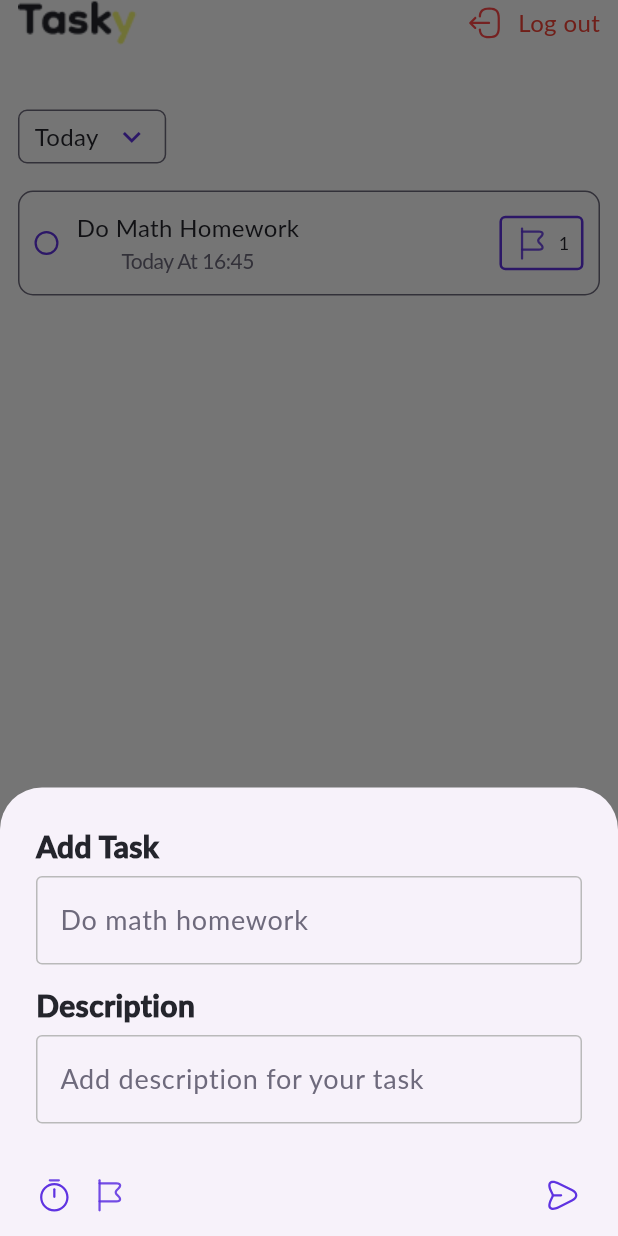
After one commit to yousefsobhy12/Tasky, a Flutter app: the TasksScreen screen opened by its route, after a tap on the "add" icon, on a phone screen of 412 x 824 dp. The commit adds this screen. Run offline on Flutter 3.47's test engine with Material 3 defaults, Android fonts, the phone set to English and light mode, and no system bars; our stand-ins replace flutter_svg.

Commit message:
feat: complete tasks screen, add icons, and add text field validation file

```diff
--- /dev/null
+++ b/lib/core/constants/app_values.dart
@@ -0,0 +1,6 @@
+class AppValues {
+  static const String emailRegex =
+      r"^[a-zA-Z0-9.a-zA-Z0-9.!#$%&'*+-/=?^_`{|}~]+@[a-zA-Z0-9]+\.[a-zA-Z]+";
+  static const String passwordRegex = r'^(?=.*[A-Z])(?=.*\d)[A-Za-z\d@]{6,}$';
+  static const String usernameRegex = r'^[a-zA-Z0-9,.-]+$';
+}
--- /dev/null
+++ b/lib/core/widgets/custom_app_bar.dart
@@ -0,0 +1,27 @@
+import 'package:flutter/material.dart';
+import 'package:flutter_svg/svg.dart';
+
+class CustomAppBarWidget extends StatelessWidget {
+  const CustomAppBarWidget({super.key});
+
+  @override
+  Widget build(BuildContext context) {
+    return Row(
+      children: [
+        Image.asset('assets/images/logo.png', alignment: Alignment.topLeft),
+        Spacer(),
+        SvgPicture.asset('assets/icons/logout_icon.svg'),
+        SizedBox(width: 10),
+        Text(
+          'Log out',
+          style: TextStyle(
+            color: Colors.red,
+            fontSize: 16,
+            fontFamily: 'lato',
+            fontWeight: FontWeight.w400,
+          ),
+        ),
+      ],
+    );
+  }
+}
--- a/lib/features/auth/screens/login_screen.dart
+++ b/lib/features/auth/screens/login_screen.dart
@@ -32,7 +32,7 @@ class LoginScreen extends StatelessWidget {
                 ),
                 SizedBox(height: 53),
                 CustomTextAndTextFormField(
-                  title: 'Username',
+                  title: 'Email',
                   hintText: 'Enter your email...',
                   controller: email,
                 ),
--- a/lib/features/auth/screens/register_screen.dart
+++ b/lib/features/auth/screens/register_screen.dart
@@ -32,8 +32,8 @@ class RegisterScreen extends StatelessWidget {
                 ),
                 SizedBox(height: 23),
                 CustomTextAndTextFormField(
-                  title: 'Username',
-                  hintText: 'Enter username...',
+                  title: 'Email',
+                  hintText: 'Enter your email...',
                   controller: email,
                 ),
                 SizedBox(height: 26),
--- /dev/null
+++ b/lib/features/tasks/screens/tasks_screen.dart
@@ -0,0 +1,52 @@
+import 'package:flutter/material.dart';
+import 'package:tasky/core/widgets/custom_app_bar.dart';
+import 'package:tasky/features/tasks/widgets/task_widget.dart';
+import '../widgets/custom_modal_bottom_sheet.dart';
+import '../widgets/days_custom_container_widget.dart';
+
+// ignore: must_be_immutable
+class TasksScreen extends StatelessWidget {
+  TasksScreen({super.key});
+
+  static const String pageRoute = 'TasksScreen';
+  TextEditingController taskController = TextEditingController();
+  TextEditingController descController = TextEditingController();
+
+  @override
+  Widget build(BuildContext context) {
+    return Scaffold(
+      body: SafeArea(
+        child: Padding(
+          padding: const EdgeInsets.symmetric(horizontal: 12),
+          child: Column(
+            crossAxisAlignment: CrossAxisAlignment.start,
+            children: [
+              CustomAppBarWidget(),
+              SizedBox(height: 43),
+              DaysCustomContainerWidget(),
+              SizedBox(height: 18),
+              TaskWidget(),
+            ],
+          ),
+        ),
+      ),
+      floatingActionButton: FloatingActionButton(
+        onPressed: () {
+          showModalBottomSheet(
+            context: context,
+            builder: (context) {
+              return CustomModalBottomSheet(
+                taskController: taskController,
+                descController: descController,
+              );
+            },
+          );
+        },
+        backgroundColor: Color(0xff24252C),
+        shape: CircleBorder(),
+        heroTag: 'addTask',
+        child: Icon(Icons.add, color: Color(0xff5F33E1)),
+      ),
+    );
+  }
+}
--- /dev/null
+++ b/lib/features/tasks/widgets/custom_modal_bottom_sheet.dart
@@ -0,0 +1,55 @@
+import 'package:flutter/material.dart';
+import 'package:flutter_svg/svg.dart';
+import 'package:tasky/features/tasks/widgets/custom_text_and_textfield_widget.dart';
+
+class CustomModalBottomSheet extends StatelessWidget {
+  const CustomModalBottomSheet({
+    super.key,
+    required this.taskController,
+    required this.descController,
+  });
+
+  final TextEditingController taskController;
+  final TextEditingController descController;
+
+  @override
+  Widget build(BuildContext context) {
+    return SingleChildScrollView(
+      padding: EdgeInsets.only(
+        left: 24,
+        right: 24,
+        top: 25,
+        bottom: MediaQuery.of(context).viewInsets.bottom,
+      ),
+      child: Column(
+        mainAxisSize: MainAxisSize.min,
+        children: [
+          CustomTextAndTextField(
+            hintText: 'Do math homework',
+            title: 'Add Task',
+            controller: taskController,
+          ),
+          SizedBox(height: 13),
+          CustomTextAndTextField(
+            hintText: 'Add description for your task',
+            title: 'Description',
+            controller: descController,
+          ),
+          SizedBox(height: 35),
+          SafeArea(
+            child: Row(
+              children: [
+                SvgPicture.asset('assets/icons/timer_icon.svg'),
+                SizedBox(width: 12),
+                SvgPicture.asset('assets/icons/flag_icon.svg'),
+                Spacer(),
+                SvgPicture.asset('assets/icons/submit_icon.svg'),
+              ],
+            ),
+          ),
+          SizedBox(height: 15),
+        ],
+      ),
+    );
+  }
+}
--- /dev/null
+++ b/lib/features/tasks/widgets/custom_text_and_textfield_widget.dart
@@ -0,0 +1,60 @@
+import 'package:flutter/material.dart';
+
+// ignore: must_be_immutable
+class CustomTextAndTextField extends StatelessWidget {
+  CustomTextAndTextField({
+    super.key,
+    required this.hintText,
+    required this.title,
+    this.suffixIcon,
+    required this.controller,
+  });
+  final String title;
+  final String hintText;
+  IconButton? suffixIcon;
+  final TextEditingController controller;
+
+  @override
+  Widget build(BuildContext context) {
+    return Column(
+      crossAxisAlignment: CrossAxisAlignment.start,
+      children: [
+        Text(
+          title,
+          style: TextStyle(
+            color: Color(0xff24252C),
+            fontSize: 20,
+            fontFamily: 'lato',
+            fontWeight: FontWeight.w900,
+          ),
+        ),
+        SizedBox(height: 5),
+        TextFormField(
+          controller: controller,
+          decoration: InputDecoration(
+            hintText: hintText,
+            hintStyle: TextStyle(
+              color: Color(0xff6E6A7C),
+              fontSize: 18,
+              fontFamily: 'lato',
+              fontWeight: FontWeight.w400,
+            ),
+            suffixIcon:
+                suffixIcon ?? Icon(Icons.abc, color: Colors.transparent),
+            suffixIconColor: Colors.grey,
+            enabledBorder: outlineInputBorder(borderColor: Color(0xffBABABA)),
+            focusedBorder: outlineInputBorder(borderColor: Color(0xffBABABA)),
+            errorBorder: outlineInputBorder(borderColor: Colors.red),
+          ),
+        ),
+      ],
+    );
+  }
+}
+
+OutlineInputBorder outlineInputBorder({required Color borderColor}) {
+  return OutlineInputBorder(
+    borderRadius: BorderRadius.circular(4),
+    borderSide: BorderSide(color: borderColor),
+  );
+}
--- /dev/null
+++ b/lib/features/tasks/widgets/days_custom_container_widget.dart
@@ -0,0 +1,34 @@
+import 'package:flutter/material.dart';
+
+class DaysCustomContainerWidget extends StatelessWidget {
+  const DaysCustomContainerWidget({super.key});
+
+  @override
+  Widget build(BuildContext context) {
+    return Container(
+      decoration: BoxDecoration(
+        borderRadius: BorderRadius.circular(6),
+        border: Border.all(color: Color(0xff6E6A7C)),
+      ),
+      child: Padding(
+        padding: const EdgeInsets.symmetric(horizontal: 10, vertical: 5),
+        child: Row(
+          mainAxisSize: MainAxisSize.min,
+          children: [
+            Text(
+              'Today',
+              style: TextStyle(
+                color: Color(0xff24252C),
+                fontSize: 16,
+                fontFamily: 'lato',
+                fontWeight: FontWeight.w400,
+              ),
+            ),
+            SizedBox(width: 10),
+            Icon(Icons.keyboard_arrow_down_outlined, color: Color(0xff5F33E1)),
+          ],
+        ),
+      ),
+    );
+  }
+}
--- /dev/null
+++ b/lib/features/tasks/widgets/task_widget.dart
@@ -0,0 +1,89 @@
+import 'package:flutter/material.dart';
+import 'package:flutter_svg/svg.dart';
+
+class TaskWidget extends StatelessWidget {
+  const TaskWidget({super.key});
+
+  @override
+  Widget build(BuildContext context) {
+    return Container(
+      padding: EdgeInsets.symmetric(horizontal: 10, vertical: 12),
+      decoration: ShapeDecoration(
+        color: Colors.white,
+        shape: RoundedRectangleBorder(
+          side: BorderSide(width: 1, color: const Color(0xFF6E6A7C)),
+          borderRadius: BorderRadius.circular(10),
+        ),
+      ),
+      child: Row(
+        children: [
+          Container(
+            margin: EdgeInsets.only(right: 12),
+            width: 16,
+            height: 16,
+            decoration: ShapeDecoration(
+              color: Colors.white,
+              shape: OvalBorder(
+                side: BorderSide(width: 1.50, color: const Color(0xFF5F33E1)),
+              ),
+            ),
+          ),
+          Column(
+            children: [
+              Text(
+                'Do Math Homework',
+                style: TextStyle(
+                  color: const Color(0xff24252C),
+                  fontSize: 16,
+                  fontFamily: 'lato',
+                  fontWeight: FontWeight.w500,
+                ),
+              ),
+              Text(
+                'Today At 16:45',
+                style: TextStyle(
+                  color: const Color(0xFF6E6A7C),
+                  fontSize: 14,
+                  fontFamily: 'lato',
+                  fontWeight: FontWeight.w500,
+                  height: 1.50,
+                  letterSpacing: -0.32,
+                ),
+              ),
+            ],
+          ),
+          Spacer(),
+          Container(
+            padding: const EdgeInsets.symmetric(horizontal: 8, vertical: 4),
+            decoration: ShapeDecoration(
+              shape: RoundedRectangleBorder(
+                side: BorderSide(width: 1.7, color: const Color(0xFF5F33E1)),
+                borderRadius: BorderRadius.circular(4),
+              ),
+            ),
+            child: Row(
+              mainAxisSize: MainAxisSize.min,
+              mainAxisAlignment: MainAxisAlignment.center,
+              crossAxisAlignment: CrossAxisAlignment.center,
+              spacing: 5,
+              children: [
+                SvgPicture.asset('assets/icons/flag_icon.svg'),
+                Text(
+                  '1',
+                  style: TextStyle(
+                    color: const Color(0xFF24252C),
+                    fontSize: 12,
+                    fontFamily: 'Lato',
+                    fontWeight: FontWeight.w400,
+                    height: 1.75,
+                    letterSpacing: -0.32,
+                  ),
+                ),
+              ],
+            ),
+          ),
+        ],
+      ),
+    );
+  }
+}
--- a/lib/main.dart
+++ b/lib/main.dart
@@ -1,6 +1,8 @@
 import 'package:flutter/material.dart';
 import 'package:tasky/features/auth/screens/login_screen.dart';
 import 'package:tasky/features/auth/screens/register_screen.dart';
+import 'package:tasky/features/tasks/screens/empty_tasks_screen.dart';
+import 'package:tasky/features/tasks/screens/tasks_screen.dart';
 
 void main() {
   runApp(Tasky());
@@ -18,6 +20,8 @@ class Tasky extends StatelessWidget {
       routes: {
         LoginScreen.pageRoute: (context) => LoginScreen(),
         RegisterScreen.pageRoute: (context) => RegisterScreen(),
+        EmptyTasksScreen.pageRoute: (context) => EmptyTasksScreen(),
+        TasksScreen.pageRoute: (context) => TasksScreen(),
       },
     );
   }
```
Also changed, not shown: lib/core/constants/validator.dart (added, +67 -0 lines), lib/features/tasks/screens/empty_tasks_screen.dart (added, +58 -0 lines), pubspec.yaml (+14 -17 lines), assets/icons/flag_icon.svg (added), assets/icons/logout_icon.svg (added), assets/icons/submit_icon.svg (added), assets/icons/timer_icon.svg (added), fonts/lato_bold.ttf (added), fonts/lato_regular.ttf (added), fonts/lato_semibold.ttf (added), pubspec.lock.
